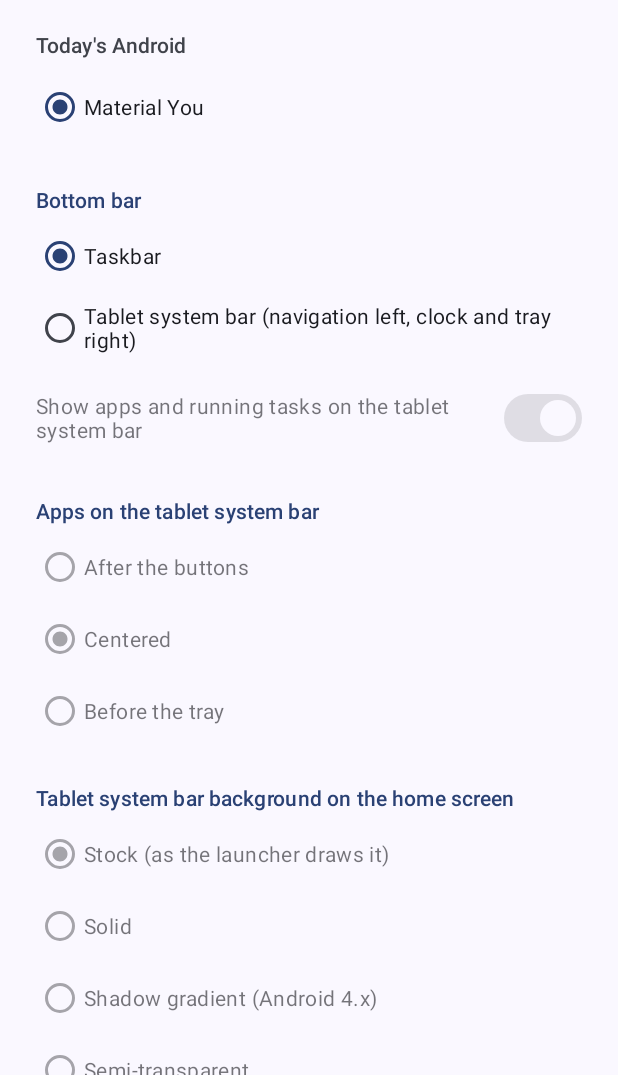
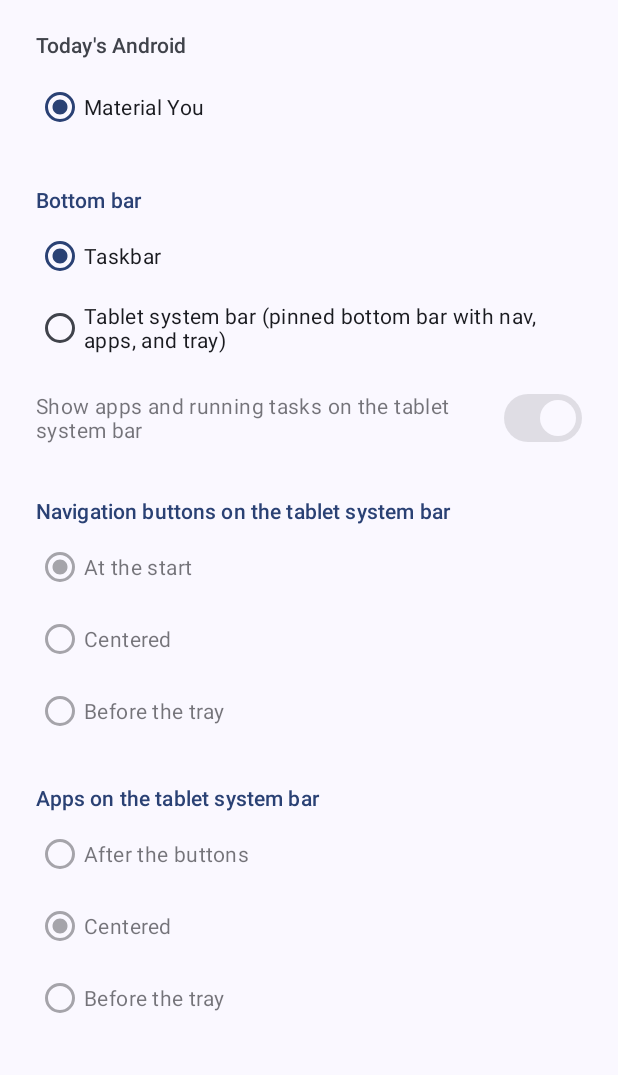
Before and after one commit to Bliss-Bass/retro-style, an Android app: the StyleActivity screen opened directly, with no data from a screen before it, on a phone screen of 412 x 824 dp, the part 161-1236 px from its top. Run offline under Robolectric (Android 15) with nearby library versions, the phone set to English and light mode, and no system bars.

Commit message:
Add system bar nav gravity and pin the bar flush to the bottom
UI Style can justify nav buttons like apps, and the Launcher3 patch drops floating corner/start-align treatment so the tablet system bar stays pinned.

```diff
--- a/RetroStyle/app/build.gradle.kts
+++ b/RetroStyle/app/build.gradle.kts
@@ -11,8 +11,8 @@ android {
         applicationId = "org.retro.style"
         minSdk = 30
         targetSdk = 35
-        versionCode = 2
-        versionName = "2.0"
+        versionCode = 3
+        versionName = "2.1"
     }
 
     buildTypes {
--- a/RetroStyle/app/src/main/java/org/retro/style/StyleActivity.kt
+++ b/RetroStyle/app/src/main/java/org/retro/style/StyleActivity.kt
@@ -214,6 +214,19 @@ class StyleActivity : AppCompatActivity() {
         for (i in 0 until group.childCount) group.getChildAt(i).isEnabled = systemBar && apps
 
         bindGroup(
+            R.id.nav_gravity_group,
+            StyleSettings.KEY_BAR_NAV_GRAVITY,
+            StyleSettings.navGravity(cr),
+            mapOf(
+                R.id.nav_gravity_start to StyleSettings.GRAVITY_START,
+                R.id.nav_gravity_center to StyleSettings.GRAVITY_CENTER,
+                R.id.nav_gravity_end to StyleSettings.GRAVITY_END,
+            ),
+        )
+        val navGroup = findViewById<RadioGroup>(R.id.nav_gravity_group)
+        for (i in 0 until navGroup.childCount) navGroup.getChildAt(i).isEnabled = systemBar
+
+        bindGroup(
             R.id.bar_background_group,
             StyleSettings.KEY_BAR_BACKGROUND,
             StyleSettings.barBackground(cr),
--- a/RetroStyle/app/src/main/java/org/retro/style/StyleApplier.kt
+++ b/RetroStyle/app/src/main/java/org/retro/style/StyleApplier.kt
@@ -99,6 +99,7 @@ object StyleApplier {
                 "anchor" to StyleSettings.anchor(cr),
                 "bar_apps" to if (StyleSettings.barApps(cr)) "1" else "0",
                 "bar_apps_gravity" to StyleSettings.appsGravity(cr),
+                "bar_nav_gravity" to StyleSettings.navGravity(cr),
                 "bar_buttons" to StyleSettings.barButtons(cr).joinToString(","),
                 "clock_seconds" to if (StyleSettings.clockSeconds(cr)) "1" else "0",
                 "bar_background" to
@@ -346,6 +347,7 @@ object StyleApplier {
             kitKat,
             applied["bar_apps"] ?: if (kitKat) "0" else "1",
             applied["bar_apps_gravity"] ?: StyleSettings.GRAVITY_CENTER,
+            applied["bar_nav_gravity"] ?: StyleSettings.GRAVITY_START,
             applied["bar_buttons"].orEmpty(),
             applied["clock_seconds"] ?: "0",
             applied["bar_background"].orEmpty(),
--- a/RetroStyle/app/src/main/java/org/retro/style/StyleSettings.kt
+++ b/RetroStyle/app/src/main/java/org/retro/style/StyleSettings.kt
@@ -24,6 +24,7 @@ object StyleSettings {
     const val KEY_HIDE_STATUS_BAR = "retro_ui_hide_status_bar"
     const val KEY_BAR_APPS = "retro_ui_bar_apps"
     const val KEY_BAR_APPS_GRAVITY = "retro_ui_bar_apps_gravity"
+    const val KEY_BAR_NAV_GRAVITY = "retro_ui_bar_nav_gravity"
     const val KEY_BAR_BUTTONS = "retro_ui_bar_buttons"
     const val KEY_CLOCK_SECONDS = "retro_ui_bar_clock_seconds"
     const val KEY_BAR_BACKGROUND = "retro_ui_bar_background"
@@ -98,6 +99,11 @@ object StyleSettings {
         get(cr, KEY_BAR_APPS_GRAVITY)?.takeIf { it == GRAVITY_START || it == GRAVITY_END }
             ?: GRAVITY_CENTER
 
+    /** Nav buttons on the system bar; unset keeps them at the start (classic). */
+    fun navGravity(cr: ContentResolver): String =
+        get(cr, KEY_BAR_NAV_GRAVITY)?.takeIf { it == GRAVITY_CENTER || it == GRAVITY_END }
+            ?: GRAVITY_START
+
     /** Extra buttons on the system bar; none until the user turns them on. */
     fun barButtons(cr: ContentResolver): List<String> {
         val chosen = get(cr, KEY_BAR_BUTTONS).orEmpty().split(',').map { it.trim() }
--- a/RetroStyle/app/src/main/res/layout/activity_style.xml
+++ b/RetroStyle/app/src/main/res/layout/activity_style.xml
@@ -92,6 +92,31 @@
                 android:layout_marginTop="8dp"
                 android:minHeight="56dp"
                 android:text="@string/bar_apps" />
+
+            <TextView
+                style="@style/RetroStyle.Section"
+                android:text="@string/section_nav_gravity" />
+
+            <RadioGroup
+                android:id="@+id/nav_gravity_group"
+                android:layout_width="match_parent"
+                android:layout_height="wrap_content">
+
+                <com.google.android.material.radiobutton.MaterialRadioButton
+                    android:id="@+id/nav_gravity_start"
+                    style="@style/RetroStyle.Choice"
+                    android:text="@string/nav_gravity_start" />
+
+                <com.google.android.material.radiobutton.MaterialRadioButton
+                    android:id="@+id/nav_gravity_center"
+                    style="@style/RetroStyle.Choice"
+                    android:text="@string/nav_gravity_center" />
+
+                <com.google.android.material.radiobutton.MaterialRadioButton
+                    android:id="@+id/nav_gravity_end"
+                    style="@style/RetroStyle.Choice"
+                    android:text="@string/nav_gravity_end" />
+            </RadioGroup>
 
             <TextView
                 style="@style/RetroStyle.Section"
--- a/RetroStyle/app/src/main/res/values/strings.xml
+++ b/RetroStyle/app/src/main/res/values/strings.xml
@@ -17,8 +17,13 @@
 
     <string name="section_layout">Bottom bar</string>
     <string name="layout_stock">Taskbar</string>
-    <string name="layout_system_bar">Tablet system bar (navigation left, clock and tray right)</string>
+    <string name="layout_system_bar">Tablet system bar (pinned bottom bar with nav, apps, and tray)</string>
     <string name="bar_apps">Show apps and running tasks on the tablet system bar</string>
+
+    <string name="section_nav_gravity">Navigation buttons on the tablet system bar</string>
+    <string name="nav_gravity_start">At the start</string>
+    <string name="nav_gravity_center">Centered</string>
+    <string name="nav_gravity_end">Before the tray</string>
 
     <string name="section_apps_gravity">Apps on the tablet system bar</string>
     <string name="apps_gravity_start">After the buttons</string>
```
Also changed, not shown: 1 other file.
